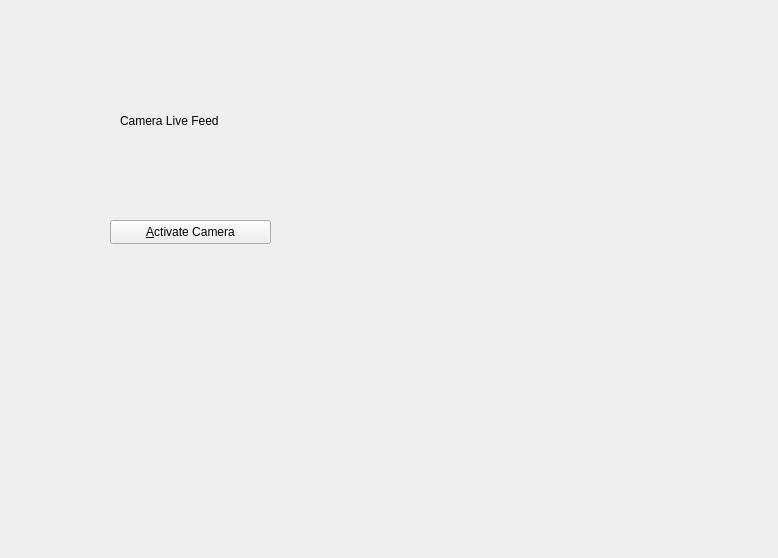
Old version of the form src/app/ui/Sample_Tab.ui in the repository KazuoCalvin/Graphene_Sampler.
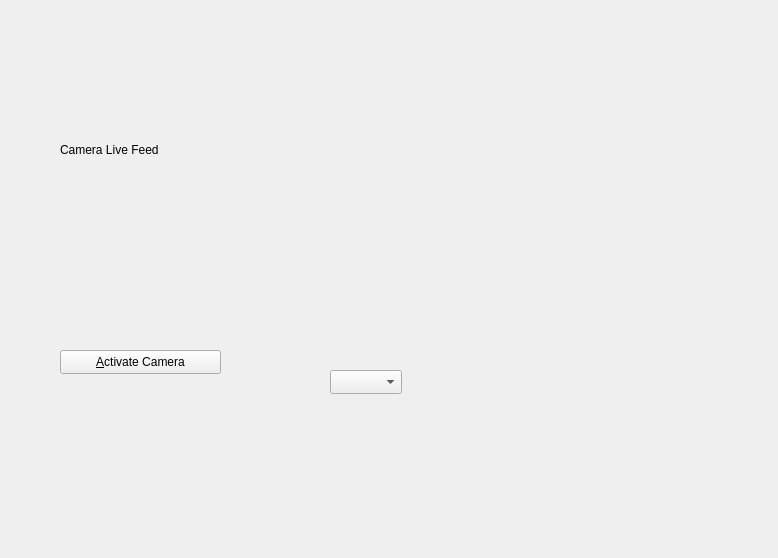
New version of the form.

Commit message: added camera selection dropdown

The edit to the form file:
```diff
--- a/src/app/ui/Sample_Tab.ui
+++ b/src/app/ui/Sample_Tab.ui
@@ -16,8 +16,8 @@
   <widget class="QPushButton" name="activate_camera_button">
    <property name="geometry">
     <rect>
-     <x>110</x>
-     <y>220</y>
+     <x>60</x>
+     <y>350</y>
      <width>161</width>
      <height>24</height>
     </rect>
@@ -29,16 +29,29 @@
   <widget class="QLabel" name="live_feed_label">
    <property name="geometry">
     <rect>
-     <x>120</x>
-     <y>50</y>
-     <width>201</width>
-     <height>141</height>
+     <x>60</x>
+     <y>30</y>
+     <width>320</width>
+     <height>240</height>
     </rect>
    </property>
    <property name="text">
     <string>Camera Live Feed</string>
    </property>
   </widget>
+  <widget class="QComboBox" name="camera_select_dropdown">
+   <property name="geometry">
+    <rect>
+     <x>330</x>
+     <y>370</y>
+     <width>72</width>
+     <height>24</height>
+    </rect>
+   </property>
+   <property name="currentText">
+    <string/>
+   </property>
+  </widget>
  </widget>
  <resources/>
  <connections/>
```
The commit also changes 1 other file.
